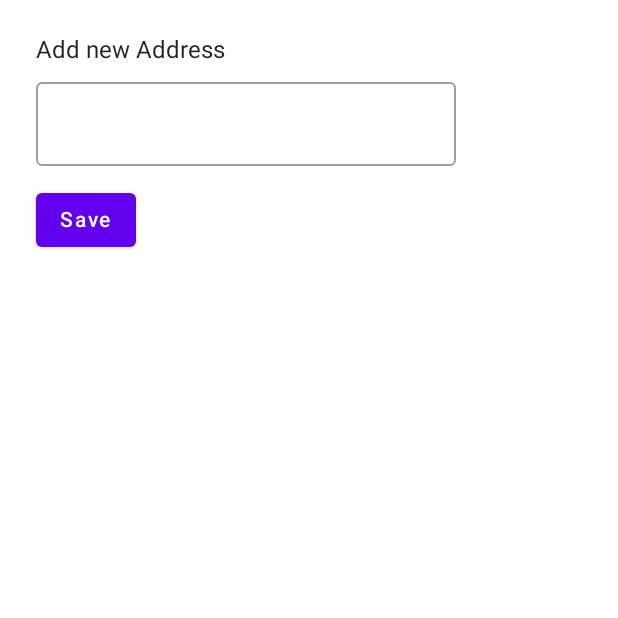
After one commit to frank-nhatvm/jetpack-compose-youtube, an Android app built with Jetpack Compose: the composable AddressDetailScreen called with empty values, on a phone screen of 412 x 824 dp, the top half of it. The commit adds this screen. Run offline under Robolectric (Android 15) with nearby library versions, the phone set to English and light mode, and no system bars.

Commit message:
create screens

```diff
--- /dev/null
+++ b/app/src/main/java/com/frank/jetpackcomposeyoutube/ui/customer/AddressDetailScreen.kt
@@ -0,0 +1,41 @@
+package com.frank.jetpackcomposeyoutube.ui.customer
+
+import androidx.compose.foundation.layout.*
+import androidx.compose.material.Button
+import androidx.compose.material.OutlinedTextField
+import androidx.compose.material.Text
+import androidx.compose.runtime.*
+import androidx.compose.runtime.saveable.rememberSaveable
+import androidx.compose.ui.Modifier
+import androidx.compose.ui.unit.dp
+
+@Composable
+fun AddressDetailScreen(addressId:String?,saveAddressAndBack: (String?)->Unit){
+
+    Column(modifier = Modifier
+        .fillMaxSize()
+        .padding(24.dp)) {
+
+        var savableAddressId by rememberSaveable {
+            mutableStateOf(addressId)
+        }
+
+        if(addressId.isNullOrEmpty()){
+            Text(text = "Add new Address")
+        }
+        else{
+            Text(text = "Edit Address with id: $addressId")
+        }
+        Spacer(modifier = Modifier.height(12.dp))
+        OutlinedTextField(value = savableAddressId ?: "", onValueChange = {
+            savableAddressId = it
+        }, enabled = (addressId.isNullOrEmpty()))
+        Spacer(modifier = Modifier.height(12.dp))
+        Button(onClick = {
+            saveAddressAndBack(savableAddressId)
+        }) {
+            Text("Save")
+        }
+    }
+
+}
```
Also changed, not shown: app/build.gradle (+7 -0 lines), app/src/main/java/com/frank/jetpackcomposeyoutube/MainActivity.kt (+18 -19 lines), app/src/main/java/com/frank/jetpackcomposeyoutube/base/Extensions.kt (added, +17 -0 lines), app/src/main/java/com/frank/jetpackcomposeyoutube/ui/cart/CartScreen.kt (added, +8 -0 lines), app/src/main/java/com/frank/jetpackcomposeyoutube/ui/catalog/category/CategoryScreen.kt (added, +32 -0 lines), app/src/main/java/com/frank/jetpackcomposeyoutube/ui/catalog/product/ProductDetailScreen.kt (added, +25 -0 lines), app/src/main/java/com/frank/jetpackcomposeyoutube/ui/catalog/product/ProductListScreen.kt (added, +9 -0 lines), app/src/main/java/com/frank/jetpackcomposeyoutube/ui/checkout/CheckoutScreen.kt (added, +18 -0 lines), app/src/main/java/com/frank/jetpackcomposeyoutube/ui/checkout/CheckoutSuccessScreen.kt (added, +8 -0 lines), app/src/main/java/com/frank/jetpackcomposeyoutube/ui/customer/CustomerInfoScreen.kt (added, +23 -0 lines), app/src/main/java/com/frank/jetpackcomposeyoutube/ui/customer/MyAccountScreen.kt (added, +55 -0 lines), app/src/main/java/com/frank/jetpackcomposeyoutube/ui/home/HomeScreen.kt (added, +37 -0 lines).
